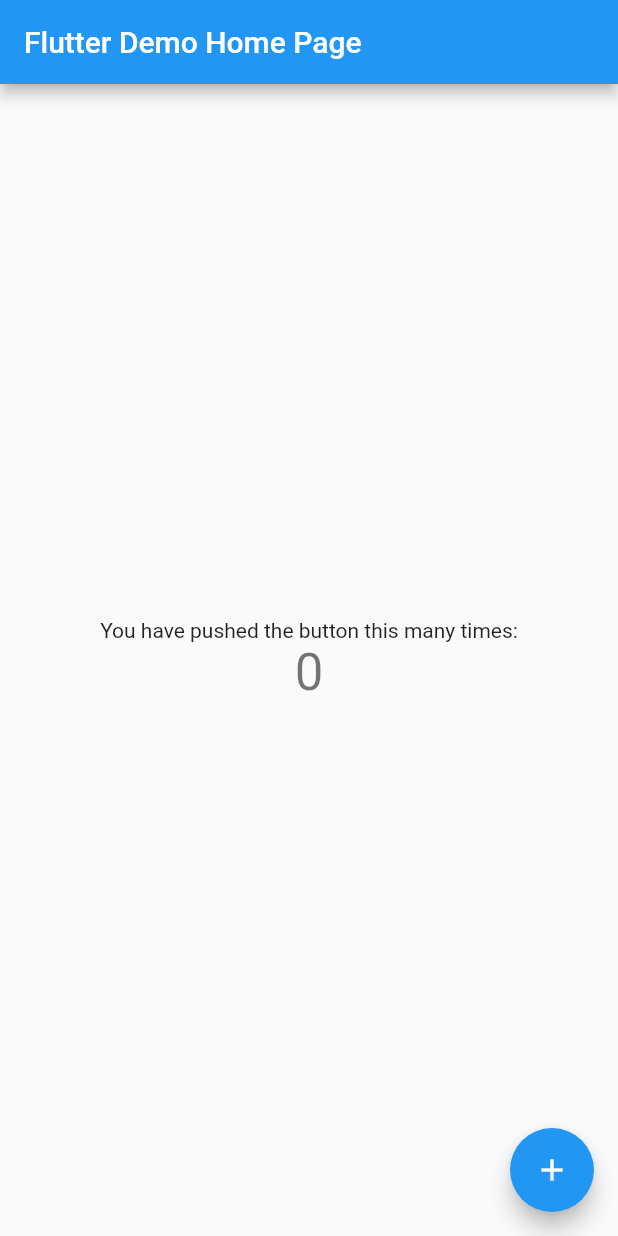
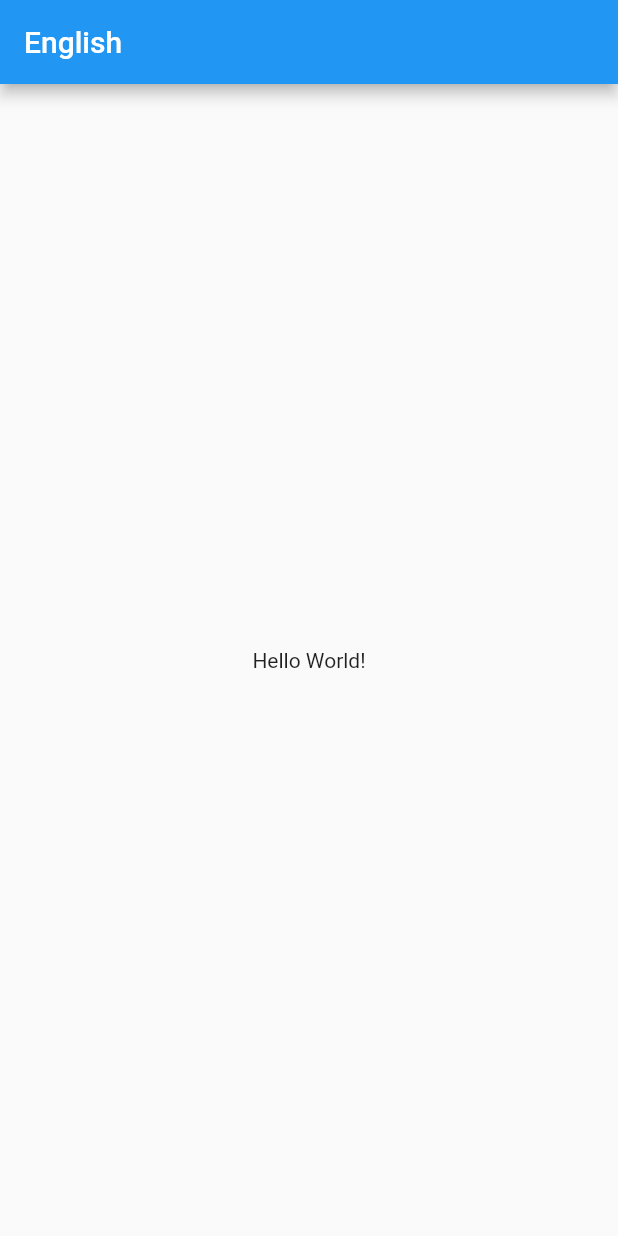
Before and after one commit to LeSales/poc-i18n, a Flutter app: the screen it shows after launch, on a phone screen of 412 x 824 dp. Run offline on Flutter 3.47's test engine with Material 2 defaults, Android fonts, the phone set to English and light mode, and no system bars; generated files the repository leaves out were written again.

Commit message:
i18n setting and first examples

```diff
--- /dev/null
+++ b/l10n.yaml
@@ -0,0 +1,3 @@
+arb-dir: lib/l10n
+template-arb-file: app_en.arb
+output-localization-file: app_localizations.dart
--- /dev/null
+++ b/lib/l10n/app_en.arb
@@ -0,0 +1,10 @@
+{
+    "language": "English",
+    "@language": {
+        "description": "The current language"
+    },
+    "helloWorld": "Hello World!",
+    "@helloWorld": {
+        "description": "A programmer greeting"
+    }
+}
--- /dev/null
+++ b/lib/l10n/app_es.arb
@@ -0,0 +1,4 @@
+{
+    "language": "Español",
+    "helloWorld": "Hola mundo!"
+}
--- /dev/null
+++ b/lib/l10n/app_pt.arb
@@ -0,0 +1,4 @@
+{
+    "language": "Português",
+    "helloWorld": "Olá mundo!"
+}
--- /dev/null
+++ b/lib/l10n/l10n.dart
@@ -0,0 +1,10 @@
+import 'package:flutter/material.dart';
+
+class L10n {
+
+  static final all = [
+    const Locale('en'),
+    const Locale('pt_BR'),
+    const Locale('es'),
+  ];
+}
--- a/lib/main.dart
+++ b/lib/main.dart
@@ -1,44 +1,35 @@
 import 'package:flutter/material.dart';
 
+import 'l10n/l10n.dart';
+import 'package:flutter_gen/gen_l10n/app_localizations.dart';
+
 void main() {
-  runApp(MyApp());
+  runApp(
+    MaterialApp(
+      localizationsDelegates: AppLocalizations.localizationsDelegates,
+      supportedLocales: L10n.all,
+      home: MyApp(),
+    ),
+  );
 }
 
 class MyApp extends StatelessWidget {
-  // This widget is the root of your application.
   @override
   Widget build(BuildContext context) {
     return MaterialApp(
       title: 'Flutter Demo',
+      localizationsDelegates: AppLocalizations.localizationsDelegates,
+      supportedLocales: L10n.all,
       theme: ThemeData(
-        // This is the theme of your application.
-        //
-        // Try running your application with "flutter run". You'll see the
-        // application has a blue toolbar. Then, without quitting the app, try
-        // changing the primarySwatch below to Colors.green and then invoke
-        // "hot reload" (press "r" in the console where you ran "flutter run",
-        // or simply save your changes to "hot reload" in a Flutter IDE).
-        // Notice that the counter didn't reset back to zero; the application
-        // is not restarted.
         primarySwatch: Colors.blue,
       ),
-      home: MyHomePage(title: 'Flutter Demo Home Page'),
+      home: MyHomePage(title: AppLocalizations.of(context)!.language),
     );
   }
 }
 
 class MyHomePage extends StatefulWidget {
   MyHomePage({Key? key, required this.title}) : super(key: key);
-
-  // This widget is the home page of your application. It is stateful, meaning
-  // that it has a State object (defined below) that contains fields that affect
-  // how it looks.
-
-  // This class is the configuration for the state. It holds the values (in this
-  // case the title) provided by the parent (in this case the App widget) and
-  // used by the build method of the State. Fields in a Widget subclass are
-  // always marked "final".
-
   final String title;
 
   @override
@@ -46,68 +37,22 @@
 }
 
 class _MyHomePageState extends State<MyHomePage> {
-  int _counter = 0;
-
-  void _incrementCounter() {
-    setState(() {
-      // This call to setState tells the Flutter framework that something has
-      // changed in this State, which causes it to rerun the build method below
-      // so that the display can reflect the updated values. If we changed
-      // _counter without calling setState(), then the build method would not be
-      // called again, and so nothing would appear to happen.
-      _counter++;
-    });
-  }
-
   @override
   Widget build(BuildContext context) {
-    // This method is rerun every time setState is called, for instance as done
-    // by the _incrementCounter method above.
-    //
-    // The Flutter framework has been optimized to make rerunning build methods
-    // fast, so that you can just rebuild anything that needs updating rather
-    // than having to individually change instances of widgets.
     return Scaffold(
       appBar: AppBar(
-        // Here we take the value from the MyHomePage object that was created by
-        // the App.build method, and use it to set our appbar title.
         title: Text(widget.title),
       ),
       body: Center(
-        // Center is a layout widget. It takes a single child and positions it
-        // in the middle of the parent.
         child: Column(
-          // Column is also a layout widget. It takes a list of children and
-          // arranges them vertically. By default, it sizes itself to fit its
-          // children horizontally, and tries to be as tall as its parent.
-          //
-          // Invoke "debug painting" (press "p" in the console, choose the
-          // "Toggle Debug Paint" action from the Flutter Inspector in Android
-          // Studio, or the "Toggle Debug Paint" command in Visual Studio Code)
-          // to see the wireframe for each widget.
-          //
-          // Column has various properties to control how it sizes itself and
-          // how it positions its children. Here we use mainAxisAlignment to
-          // center the children vertically; the main axis here is the vertical
-          // axis because Columns are vertical (the cross axis would be
-          // horizontal).
           mainAxisAlignment: MainAxisAlignment.center,
           children: <Widget>[
             Text(
-              'You have pushed the button this many times:',
-            ),
-            Text(
-              '$_counter',
-              style: Theme.of(context).textTheme.headline4,
+              AppLocalizations.of(context)!.helloWorld,
             ),
           ],
         ),
       ),
-      floatingActionButton: FloatingActionButton(
-        onPressed: _incrementCounter,
-        tooltip: 'Increment',
-        child: Icon(Icons.add),
-      ), // This trailing comma makes auto-formatting nicer for build methods.
     );
   }
 }
```
Also changed, not shown: pubspec.yaml (+4 -22 lines), pubspec.lock, 6 other files.
